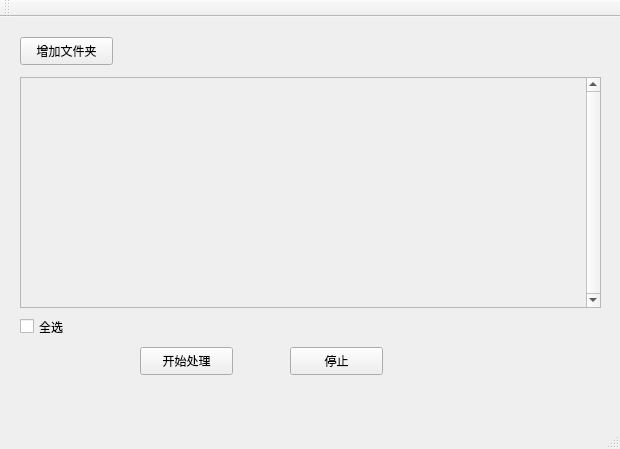
Qt form mainwindow.ui (meitotoro/batchODM) before a commit.
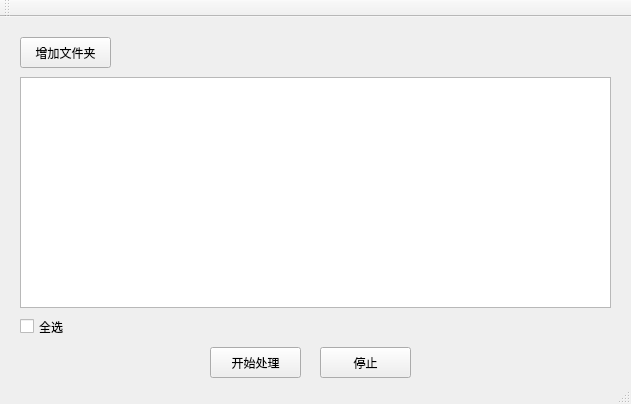
The same form after that commit.

Commit message: 使用QListWidget显示列表；使用ImageListItem作为列表项

Diff of the .ui file:
```diff
--- a/mainwindow.ui
+++ b/mainwindow.ui
@@ -6,8 +6,8 @@
    <rect>
     <x>0</x>
     <y>0</y>
-    <width>620</width>
-    <height>449</height>
+    <width>631</width>
+    <height>404</height>
    </rect>
   </property>
   <property name="windowTitle">
@@ -19,47 +19,21 @@
      <rect>
       <x>20</x>
       <y>20</y>
-      <width>93</width>
-      <height>28</height>
+      <width>91</width>
+      <height>31</height>
      </rect>
     </property>
     <property name="text">
      <string>增加文件夹</string>
     </property>
    </widget>
-   <widget class="QScrollArea" name="taskListWidget">
-    <property name="geometry">
-     <rect>
-      <x>20</x>
-      <y>60</y>
-      <width>581</width>
-      <height>231</height>
-     </rect>
-    </property>
-    <property name="verticalScrollBarPolicy">
-     <enum>Qt::ScrollBarAlwaysOn</enum>
-    </property>
-    <property name="widgetResizable">
-     <bool>true</bool>
-    </property>
-    <widget class="QWidget" name="scrollAreaWidgetContents">
-     <property name="geometry">
-      <rect>
-       <x>0</x>
-       <y>0</y>
-       <width>558</width>
-       <height>229</height>
-      </rect>
-     </property>
-    </widget>
-   </widget>
    <widget class="QPushButton" name="pushButton_3">
     <property name="geometry">
      <rect>
-      <x>290</x>
+      <x>320</x>
       <y>330</y>
-      <width>93</width>
-      <height>28</height>
+      <width>91</width>
+      <height>31</height>
      </rect>
     </property>
     <property name="text">
@@ -69,10 +43,10 @@
    <widget class="QPushButton" name="pushButton_4">
     <property name="geometry">
      <rect>
-      <x>140</x>
+      <x>210</x>
       <y>330</y>
-      <width>93</width>
-      <height>28</height>
+      <width>91</width>
+      <height>31</height>
      </rect>
     </property>
     <property name="text">
@@ -92,6 +66,16 @@
      <string>全选</string>
     </property>
    </widget>
+   <widget class="QListWidget" name="imagelist">
+    <property name="geometry">
+     <rect>
+      <x>20</x>
+      <y>60</y>
+      <width>591</width>
+      <height>231</height>
+     </rect>
+    </property>
+   </widget>
   </widget>
   <widget class="QToolBar" name="mainToolBar">
    <attribute name="toolBarArea">
```
The commit also changes 29 other files.
